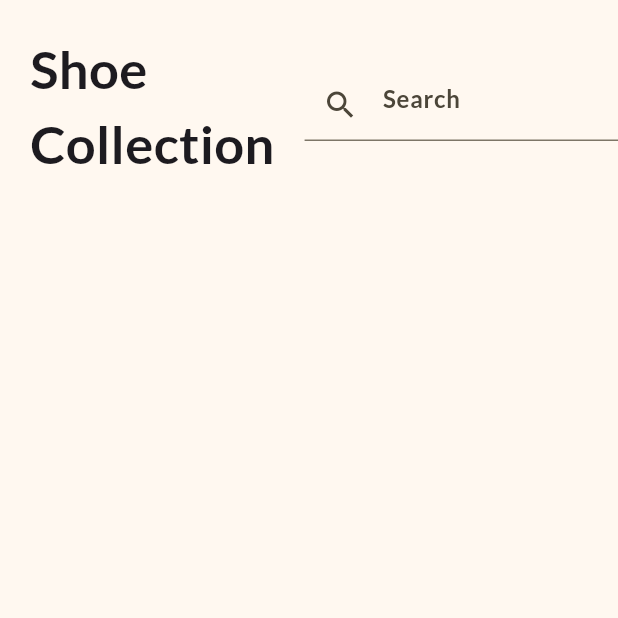
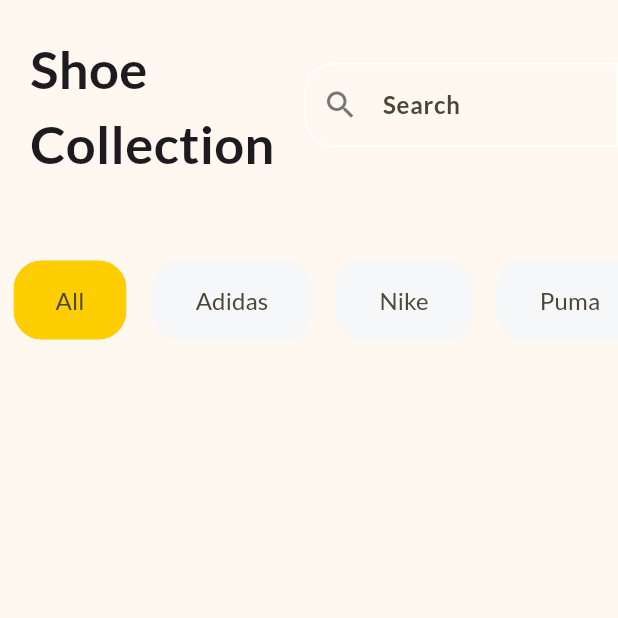
Before and after one commit to nhm20/shopping_app, a Flutter app: the screen it shows after launch, on a phone screen of 412 x 824 dp, the top half of it. Run offline on Flutter 3.47's test engine with Material 3 defaults, Android fonts, the phone set to English and light mode, and no system bars; our stand-ins replace google_fonts.

```diff
--- a/lib/home_page.dart
+++ b/lib/home_page.dart
@@ -1,11 +1,37 @@
 import 'package:flutter/material.dart';
 
-class Homepage extends StatelessWidget {
+class Homepage extends StatefulWidget {
   const Homepage({super.key});
 
   @override
+  State<Homepage> createState() => _HomepageState();
+}
+
+class _HomepageState extends State<Homepage> {
+  final List<String> filters = const [
+    'All',
+    'Adidas',
+    'Nike',
+    'Puma',
+    'Reebok',
+  ];
+
+  late String selectedFilter;
+
+  @override
+  void initState() {
+    super.initState();
+    selectedFilter = filters[0];
+  }
+
+  @override
   Widget build(BuildContext context) {
-    return const Scaffold(
+    final border = OutlineInputBorder(
+      borderSide: BorderSide(color: Color.fromRGBO(255, 255, 255, 1)),
+      borderRadius: BorderRadius.horizontal(left: Radius.circular(20)),
+    );
+
+    return Scaffold(
       body: SafeArea(
         child: Column(
           children: [
@@ -18,13 +44,56 @@ class Homepage extends StatelessWidget {
                     style: TextStyle(fontSize: 35, fontWeight: FontWeight.bold),
                   ),
                 ),
-                Expanded(child: TextField(
-                  decoration: InputDecoration(
-                    hintText: 'Search',
-                    prefixIcon: Icon(Icons.search),
+                Expanded(
+                  child: TextField(
+                    decoration: InputDecoration(
+                      hintText: 'Search',
+                      prefixIcon: Icon(Icons.search),
+                      border: border,
+                      enabledBorder: border,
+                      focusedBorder: border,
+                    ),
                   ),
-                ))
+                ),
               ],
+            ),
+            SizedBox(
+              height: 120,
+              child: ListView.builder(
+                itemCount: filters.length,
+                scrollDirection: Axis.horizontal,
+                itemBuilder: (context, index) {
+                  final label = filters[index];
+                  return Padding(
+                    padding: const EdgeInsets.symmetric(horizontal: 8.0),
+                    child: GestureDetector(
+                     onTap: () {
+                        setState(() {
+                          selectedFilter = label;
+                        });
+                      },
+
+                      child: Chip(
+                        backgroundColor: selectedFilter == label
+                            ? Theme.of(context).colorScheme.primary
+                            : Color.fromRGBO(245, 247, 249, 1),
+                        side: BorderSide(
+                          color: Color.fromRGBO(245, 247, 249, 1),
+                        ),
+                        label: Text(label),
+                        labelStyle: TextStyle(fontSize: 16),
+                        padding: EdgeInsets.symmetric(
+                          horizontal: 20,
+                          vertical: 15,
+                        ),
+                        shape: RoundedRectangleBorder(
+                          borderRadius: BorderRadius.circular(20),
+                        ),
+                      ),
+                    ),
+                  );
+                },
+              ),
             ),
           ],
         ),
--- a/lib/main.dart
+++ b/lib/main.dart
@@ -9,7 +9,6 @@ void main() {
 class MyApp extends StatelessWidget {
   const MyApp({super.key});
 
-  // This widget is the root of your application.
   @override
   Widget build(BuildContext context) {
     return MaterialApp(
@@ -17,15 +16,12 @@ class MyApp extends StatelessWidget {
       theme: ThemeData(
         textTheme: GoogleFonts.latoTextTheme(),
         inputDecorationTheme: InputDecorationTheme(
-          hintStyle:TextStyle(
-            fontWeight: FontWeight.bold,
-            fontSize: 16,
-          )
+          hintStyle: TextStyle(fontWeight: FontWeight.bold, fontSize: 16),
+          prefixIconColor: Color.fromRGBO(119, 119, 119, 1),
         ),
-        // colorScheme: ColorScheme(brightness: brightness, primary: primary, onPrimary: onPrimary, secondary: secondary, onSecondary: onSecondary, error: error, onError: onError, surface: surface, onSurface: onSurface)
-        // colorScheme: ColorScheme.dark(),
         colorScheme: ColorScheme.fromSeed(
           seedColor: Color.fromRGBO(254, 206, 1, 1),
+          primary: Color.fromRGBO(254, 206, 1, 1),
         ),
       ),
       home: const Homepage(),
```
